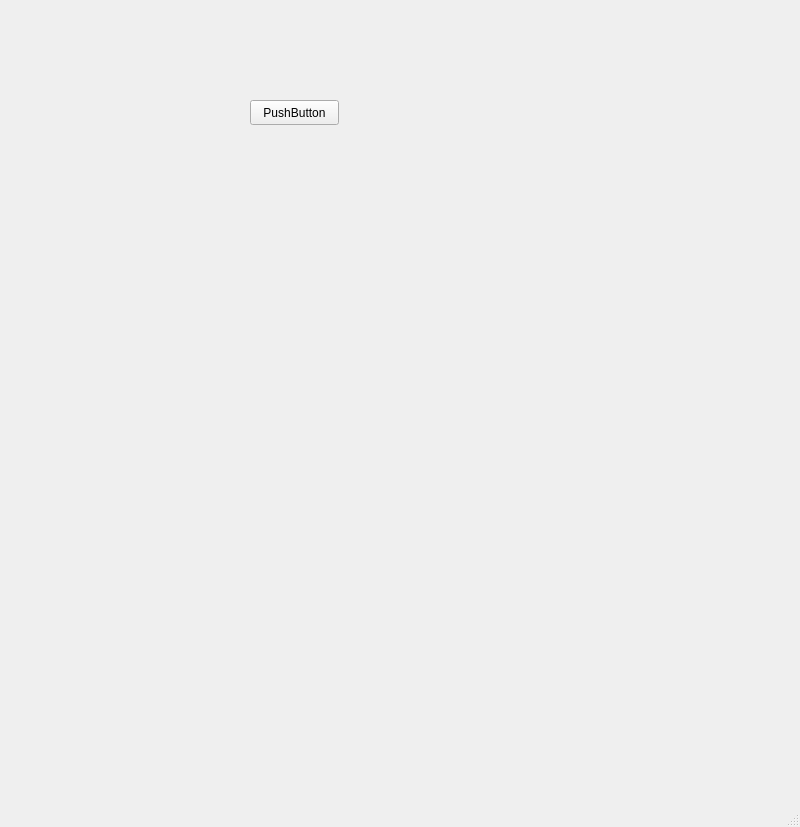
kimseokgyun/qt_test, file src/mainwindow.ui: the form before one commit.
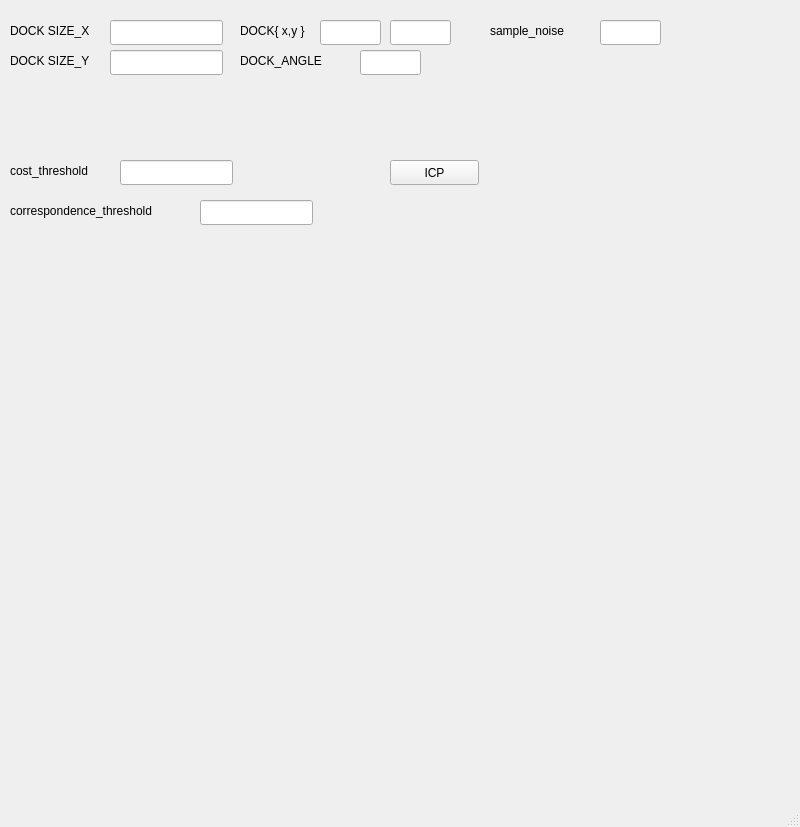
The form after the commit.

```diff
--- a/src/mainwindow.ui
+++ b/src/mainwindow.ui
@@ -17,14 +17,185 @@
    <widget class="QPushButton" name="pushButton">
     <property name="geometry">
      <rect>
-      <x>250</x>
-      <y>100</y>
+      <x>390</x>
+      <y>160</y>
       <width>89</width>
       <height>25</height>
      </rect>
     </property>
     <property name="text">
-     <string>PushButton</string>
+     <string>ICP</string>
+    </property>
+   </widget>
+   <widget class="QLineEdit" name="lineEdit">
+    <property name="geometry">
+     <rect>
+      <x>110</x>
+      <y>20</y>
+      <width>113</width>
+      <height>25</height>
+     </rect>
+    </property>
+   </widget>
+   <widget class="QLabel" name="label">
+    <property name="geometry">
+     <rect>
+      <x>10</x>
+      <y>20</y>
+      <width>121</width>
+      <height>21</height>
+     </rect>
+    </property>
+    <property name="text">
+     <string>DOCK SIZE_X</string>
+    </property>
+   </widget>
+   <widget class="QLabel" name="label_2">
+    <property name="geometry">
+     <rect>
+      <x>10</x>
+      <y>50</y>
+      <width>121</width>
+      <height>21</height>
+     </rect>
+    </property>
+    <property name="text">
+     <string>DOCK SIZE_Y</string>
+    </property>
+   </widget>
+   <widget class="QLineEdit" name="lineEdit_2">
+    <property name="geometry">
+     <rect>
+      <x>110</x>
+      <y>50</y>
+      <width>113</width>
+      <height>25</height>
+     </rect>
+    </property>
+   </widget>
+   <widget class="QLineEdit" name="lineEdit_3">
+    <property name="geometry">
+     <rect>
+      <x>320</x>
+      <y>20</y>
+      <width>61</width>
+      <height>25</height>
+     </rect>
+    </property>
+   </widget>
+   <widget class="QLabel" name="label_3">
+    <property name="geometry">
+     <rect>
+      <x>240</x>
+      <y>20</y>
+      <width>121</width>
+      <height>21</height>
+     </rect>
+    </property>
+    <property name="text">
+     <string>DOCK{ x,y }</string>
+    </property>
+   </widget>
+   <widget class="QLineEdit" name="lineEdit_4">
+    <property name="geometry">
+     <rect>
+      <x>390</x>
+      <y>20</y>
+      <width>61</width>
+      <height>25</height>
+     </rect>
+    </property>
+   </widget>
+   <widget class="QLabel" name="label_4">
+    <property name="geometry">
+     <rect>
+      <x>10</x>
+      <y>160</y>
+      <width>121</width>
+      <height>21</height>
+     </rect>
+    </property>
+    <property name="text">
+     <string>cost_threshold</string>
+    </property>
+   </widget>
+   <widget class="QLineEdit" name="lineEdit_5">
+    <property name="geometry">
+     <rect>
+      <x>120</x>
+      <y>160</y>
+      <width>113</width>
+      <height>25</height>
+     </rect>
+    </property>
+   </widget>
+   <widget class="QLabel" name="label_5">
+    <property name="geometry">
+     <rect>
+      <x>10</x>
+      <y>200</y>
+      <width>191</width>
+      <height>21</height>
+     </rect>
+    </property>
+    <property name="text">
+     <string>correspondence_threshold</string>
+    </property>
+   </widget>
+   <widget class="QLineEdit" name="lineEdit_6">
+    <property name="geometry">
+     <rect>
+      <x>200</x>
+      <y>200</y>
+      <width>113</width>
+      <height>25</height>
+     </rect>
+    </property>
+   </widget>
+   <widget class="QLabel" name="label_6">
+    <property name="geometry">
+     <rect>
+      <x>240</x>
+      <y>50</y>
+      <width>121</width>
+      <height>21</height>
+     </rect>
+    </property>
+    <property name="text">
+     <string>DOCK_ANGLE</string>
+    </property>
+   </widget>
+   <widget class="QLineEdit" name="lineEdit_7">
+    <property name="geometry">
+     <rect>
+      <x>360</x>
+      <y>50</y>
+      <width>61</width>
+      <height>25</height>
+     </rect>
+    </property>
+   </widget>
+   <widget class="QLabel" name="label_7">
+    <property name="geometry">
+     <rect>
+      <x>490</x>
+      <y>20</y>
+      <width>121</width>
+      <height>21</height>
+     </rect>
+    </property>
+    <property name="text">
+     <string>sample_noise</string>
+    </property>
+   </widget>
+   <widget class="QLineEdit" name="lineEdit_8">
+    <property name="geometry">
+     <rect>
+      <x>600</x>
+      <y>20</y>
+      <width>61</width>
+      <height>25</height>
+     </rect>
     </property>
    </widget>
   </widget>
```
